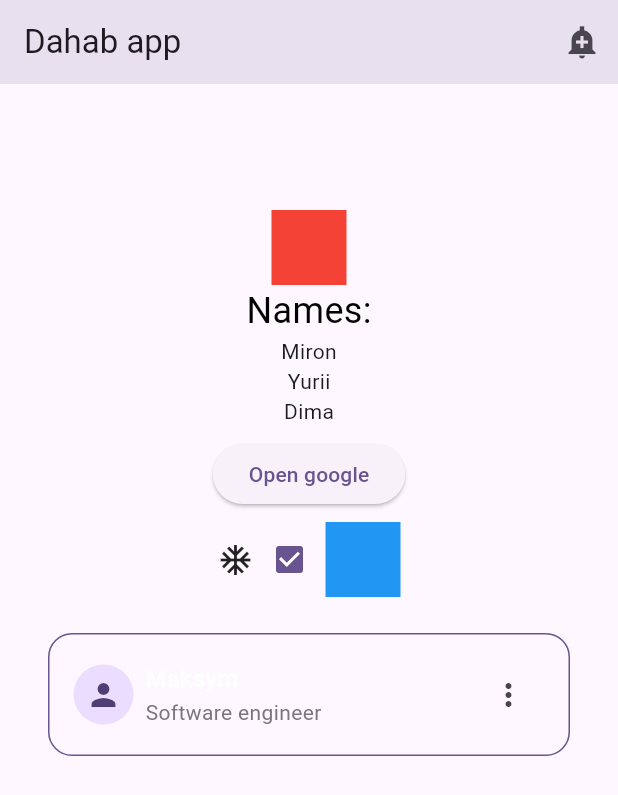
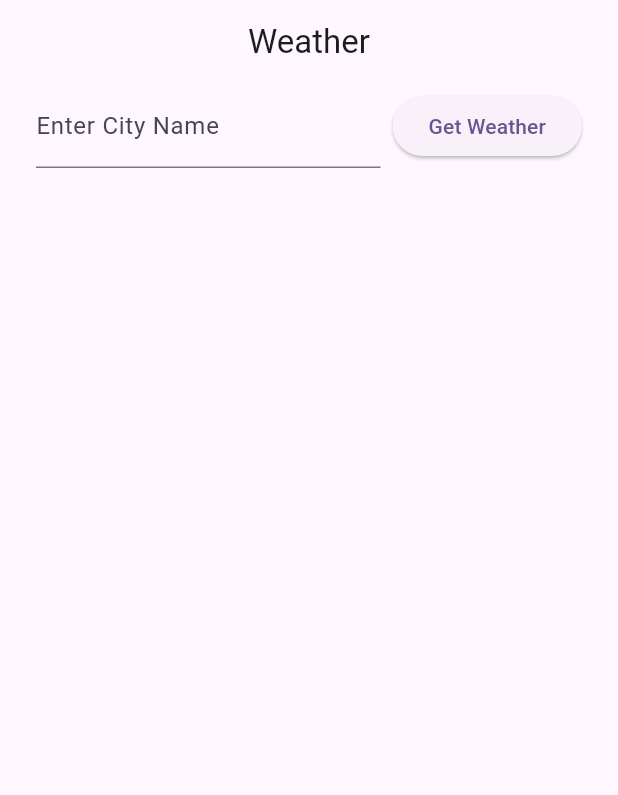
Before and after one commit to swat-cat/dahab_kids, a Flutter app: the screen it shows after launch, on a phone screen of 412 x 824 dp. Shown: the top 795 px of the screen. Run offline on Flutter 3.47's test engine with Material 3 defaults, Android fonts, the phone set to English and light mode, and no system bars; our stand-ins replace connectivity_plus, dio, responsive_framework; missing offline and left inert: image_picker_web.

Commit message:
add viewmodel

```diff
--- a/lib/data/repositories/weather_repository_impl.dart
+++ b/lib/data/repositories/weather_repository_impl.dart
@@ -16,11 +16,15 @@ class WeatherRepositoryImpl extends WeatherRepository {
 
   @override
   Future<Resource<Weather>> getWeatherByCityName(String city) async {
-    final response = await restClient.get("/weather", queryParams: {
-      "q": city,
-      "units": "metric",
-      "appid": ""
-    });
-    return response as Resource<Weather>;
+    final response = await restClient.get<Weather>(
+      "/weather",
+      Weather.fromJson,
+      queryParams: {
+        "q": city,
+        "units": "metric",
+        "appid": "3cab920f08c583f46619881febca9f2a"
+      },
+    );
+    return response;
   }
 }
--- a/lib/data/rest_client.dart
+++ b/lib/data/rest_client.dart
@@ -13,6 +13,8 @@ class RestClient {
     _dio.options.connectTimeout = const Duration(seconds: 10);
     _dio.options.receiveTimeout = const Duration(seconds: 10);
     _dio.options.headers = {
+      "Access-Control-Allow-Origin": "*",
+      "Access-Control-Allow-Methods": "POST, GET",
       'Content-Type': 'application/json',
       // Add other headers if needed
     };
@@ -23,18 +25,18 @@ class RestClient {
     return connectivityResult != ConnectivityResult.none;
   }
 
-  Future<Resource<T>> get<T>(String endpointOrUrl,
+  Future<Resource<T>> get<T>(String endpointOrUrl, T Function(dynamic) fromJson,
       {Map<String, dynamic>? queryParams}) async {
     if (!await _isConnected()) {
       return Resource.noConnection('No Internet connection');
     }
-
+    final url = _getFullUrl(endpointOrUrl);
     try {
-      final response = await _dio.get<T>(
-        _getFullUrl(endpointOrUrl),
+      final response = await _dio.get(
+        url,
         queryParameters: queryParams,
       );
-      return Resource.success(response.data as T);
+      return Resource.success(fromJson(response.data));
     } on DioException catch (e) {
       return Resource.httpError(_handleError(e));
     } catch (e) {
--- a/lib/domain/dto/weather.dart
+++ b/lib/domain/dto/weather.dart
@@ -1,7 +1,7 @@
 class Weather {
   Weather({
     Coord? coord,
-    List<Weather>? weather,
+    List<WeatherData>? weather,
     String? base,
     Main? main,
     int? visibility,
@@ -34,7 +34,7 @@ class Weather {
     if (json['weather'] != null) {
       _weather = [];
       json['weather'].forEach((v) {
-        _weather?.add(Weather.fromJson(v));
+        _weather?.add(WeatherData.fromJson(v));
       });
     }
     _base = json['base'];
@@ -49,9 +49,8 @@ class Weather {
     _name = json['name'];
     _cod = json['cod'];
   }
-
   Coord? _coord;
-  List<Weather>? _weather;
+  List<WeatherData>? _weather;
   String? _base;
   Main? _main;
   int? _visibility;
@@ -66,7 +65,7 @@ class Weather {
 
   Weather copyWith({
     Coord? coord,
-    List<Weather>? weather,
+    List<WeatherData>? weather,
     String? base,
     Main? main,
     int? visibility,
@@ -94,31 +93,19 @@ class Weather {
         name: name ?? _name,
         cod: cod ?? _cod,
       );
-
   Coord? get coord => _coord;
 
-  List<Weather>? get weather => _weather;
-
+  List<WeatherData>? get weather => _weather;
   String? get base => _base;
-
   Main? get main => _main;
-
   int? get visibility => _visibility;
-
   Wind? get wind => _wind;
-
   Clouds? get clouds => _clouds;
-
   int? get dt => _dt;
-
   Sys? get sys => _sys;
-
   int? get timezone => _timezone;
-
   int? get id => _id;
-
   String? get name => _name;
-
   int? get cod => _cod;
 
   Map<String, dynamic> toJson() {
@@ -168,7 +155,6 @@ class Sys {
     _sunrise = json['sunrise'];
     _sunset = json['sunset'];
   }
-
   String? _country;
   int? _sunrise;
   int? _sunset;
@@ -183,11 +169,8 @@ class Sys {
         sunrise: sunrise ?? _sunrise,
         sunset: sunset ?? _sunset,
       );
-
   String? get country => _country;
-
   int? get sunrise => _sunrise;
-
   int? get sunset => _sunset;
 
   Map<String, dynamic> toJson() {
@@ -209,7 +192,6 @@ class Clouds {
   Clouds.fromJson(dynamic json) {
     _all = json['all'];
   }
-
   int? _all;
 
   Clouds copyWith({
@@ -218,7 +200,6 @@ class Clouds {
       Clouds(
         all: all ?? _all,
       );
-
   int? get all => _all;
 
   Map<String, dynamic> toJson() {
@@ -244,7 +225,6 @@ class Wind {
     _deg = json['deg'];
     _gust = json['gust'];
   }
-
   double? _speed;
   int? _deg;
   double? _gust;
@@ -259,11 +239,8 @@ class Wind {
         deg: deg ?? _deg,
         gust: gust ?? _gust,
       );
-
   double? get speed => _speed;
-
   int? get deg => _deg;
-
   double? get gust => _gust;
 
   Map<String, dynamic> toJson() {
@@ -306,7 +283,6 @@ class Main {
     _seaLevel = json['sea_level'];
     _grndLevel = json['grnd_level'];
   }
-
   double? _temp;
   double? _feelsLike;
   double? _tempMin;
@@ -336,21 +312,13 @@ class Main {
         seaLevel: seaLevel ?? _seaLevel,
         grndLevel: grndLevel ?? _grndLevel,
       );
-
   double? get temp => _temp;
-
   double? get feelsLike => _feelsLike;
-
   double? get tempMin => _tempMin;
-
   double? get tempMax => _tempMax;
-
   int? get pressure => _pressure;
-
   int? get humidity => _humidity;
-
   int? get seaLevel => _seaLevel;
-
   int? get grndLevel => _grndLevel;
 
   Map<String, dynamic> toJson() {
@@ -363,6 +331,62 @@ class Main {
     map['humidity'] = _humidity;
     map['sea_level'] = _seaLevel;
     map['grnd_level'] = _grndLevel;
+    return map;
+  }
+}
+
+class WeatherData {
+  WeatherData({
+    int? id,
+    String? main,
+    String? description,
+    String? icon,
+  }) {
+    _id = id;
+    _main = main;
+    _description = description;
+    _icon = icon;
+  }
+
+  WeatherData.fromJson(dynamic json) {
+    _id = json['id'];
+    _main = json['main'];
+    _description = json['description'];
+    _icon = json['icon'];
+  }
+
+  int? _id;
+  String? _main;
+  String? _description;
+  String? _icon;
+
+  WeatherData copyWith({
+    int? id,
+    String? main,
+    String? description,
+    String? icon,
+  }) =>
+      WeatherData(
+        id: id ?? _id,
+        main: main ?? _main,
+        description: description ?? _description,
+        icon: icon ?? _icon,
+      );
+
+  int? get id => _id;
+
+  String? get main => _main;
+
+  String? get description => _description;
+
+  String? get icon => _icon;
+
+  Map<String, dynamic> toJson() {
+    final map = <String, dynamic>{};
+    map['id'] = _id;
+    map['main'] = _main;
+    map['description'] = _description;
+    map['icon'] = _icon;
     return map;
   }
 }
@@ -380,7 +404,6 @@ class Coord {
     _lon = json['lon'];
     _lat = json['lat'];
   }
-
   double? _lon;
   double? _lat;
 
@@ -392,9 +415,7 @@ class Coord {
         lon: lon ?? _lon,
         lat: lat ?? _lat,
       );
-
   double? get lon => _lon;
-
   double? get lat => _lat;
 
   Map<String, dynamic> toJson() {
--- a/lib/domain/models/resource.dart
+++ b/lib/domain/models/resource.dart
@@ -1,4 +1,5 @@
 enum Status {
+  initial,
   success,
   noConnection,
   httpError,
@@ -11,6 +12,10 @@ class Resource<T> {
   final String? message;
 
   Resource._({required this.status, this.data, this.message});
+
+  factory Resource.initial() {
+    return Resource._(status: Status.initial);
+  }
 
   factory Resource.success(T data) {
     return Resource._(status: Status.success, data: data);
--- a/lib/main.dart
+++ b/lib/main.dart
@@ -1,5 +1,10 @@
-import 'package:dahab_kids/ui/home.dart';
+import 'package:dahab_kids/data/repositories/weather_repository_impl.dart';
+import 'package:dahab_kids/data/rest_client.dart';
+import 'package:dahab_kids/ui/weather/weather_screen.dart';
+import 'package:dahab_kids/ui/weather/weather_viewmodel.dart';
 import 'package:flutter/material.dart';
+import 'package:provider/provider.dart';
+import 'package:responsive_framework/responsive_framework.dart';
 
 void main() {
   runApp(const MyApp());
@@ -18,7 +23,19 @@ class MyApp extends StatelessWidget {
         colorScheme: ColorScheme.fromSeed(seedColor: Colors.deepPurple),
         useMaterial3: true,
       ),
-      home: const Home(),
+      home: ResponsiveBreakpoints.builder(
+        child: ChangeNotifierProvider(
+          create: (_) => WeatherViewmodel(WeatherRepositoryImpl(
+              RestClient("https://api.openweathermap.org/data/2.5"))),
+          child: WeatherScreen(),
+        ),
+        breakpoints: [
+          const Breakpoint(start: 0, end: 450, name: MOBILE),
+          const Breakpoint(start: 451, end: 800, name: TABLET),
+          const Breakpoint(start: 801, end: 1920, name: DESKTOP),
+          const Breakpoint(start: 1921, end: double.infinity, name: '4K'),
+        ],
+      ),
     );
   }
 }
--- /dev/null
+++ b/lib/ui/weather/weather_screen.dart
@@ -0,0 +1,77 @@
+import 'package:dahab_kids/domain/models/resource.dart';
+import 'package:dahab_kids/ui/weather/weather_viewmodel.dart';
+import 'package:flutter/material.dart';
+import 'package:provider/provider.dart';
+
+class WeatherScreen extends StatelessWidget {
+  WeatherScreen({Key? key}) : super(key: key);
+
+  TextEditingController cityController = TextEditingController();
+
+  @override
+  Widget build(BuildContext context) {
+    return Scaffold(
+      appBar: AppBar(
+        title: const Text("Weather"),
+        centerTitle: true,
+      ),
+      body: Consumer<WeatherViewmodel>(
+        builder: (context, viewModel, child) {
+          return SingleChildScrollView(
+            child: Column(
+              children: [
+                Row(
+                  mainAxisSize: MainAxisSize.max,
+                  children: [
+                    Expanded(
+                      child: Padding(
+                        padding: const EdgeInsets.only(left: 24.0, right: 8.0),
+                        child: TextField(
+                          controller: cityController,
+                          decoration:
+                              InputDecoration(labelText: 'Enter City Name'),
+                          onSubmitted: (value) {
+                            // Trigger the API call when the user submits a city name
+                            context
+                                .read<WeatherViewmodel>()
+                                .fetchWeather(value);
+                          },
+                        ),
+                      ),
+                    ),
+                    Padding(
+                      padding: const EdgeInsets.only(right: 24.0),
+                      child: ElevatedButton(
+                          onPressed: () async {
+                            await context
+                                .read<WeatherViewmodel>()
+                                .fetchWeather(cityController.text);
+                            if (viewModel.weather.status != Status.success &&
+                                !viewModel.isLoading) {
+                              showDialog(
+                                  context: context,
+                                  builder: (context) => AlertDialog(
+                                        title: Text(viewModel.weather.message ??
+                                            "Error"),
+                                      ));
+                            }
+                          },
+                          child: Text("Get Weather")),
+                    )
+                  ],
+                ),
+                if (viewModel.isLoading)
+                  const Padding(
+                    padding: EdgeInsets.only(top: 32.0),
+                    child: CircularProgressIndicator(),
+                  ),
+                if (viewModel.weather.status == Status.success)
+                  Text(viewModel.weather.data?.main?.temp?.toString() ?? "")
+              ],
+            ),
+          );
+        },
+      ),
+    );
+  }
+}
--- /dev/null
+++ b/lib/ui/weather/weather_viewmodel.dart
@@ -0,0 +1,27 @@
+import 'package:dahab_kids/domain/models/resource.dart';
+import 'package:dahab_kids/domain/repositories/weather_repository.dart';
+import 'package:flutter/cupertino.dart';
+
+import '../../domain/dto/weather.dart';
+
+class WeatherViewmodel extends ChangeNotifier {
+  bool isLoading = false;
+  Resource<Weather> weather = Resource.initial();
+  WeatherRepository repository;
+
+  WeatherViewmodel(this.repository);
+
+  Future fetchWeather(String city) async {
+    if (city.isEmpty) {
+      weather = Resource.initial();
+      notifyListeners();
+    }
+    if (city.length >= 3) {
+      isLoading = true;
+      notifyListeners();
+      weather = await repository.getWeatherByCityName(city);
+      isLoading = false;
+      notifyListeners();
+    }
+  }
+}
--- a/pubspec.yaml
+++ b/pubspec.yaml
@@ -19,6 +19,9 @@ dependencies:
   image_picker_web: ^4.0.0
   dio: ^5.6.0
   connectivity_plus: ^6.0.5
+  provider: ^6.1.2
+  responsive_builder: ^0.7.1
+  responsive_framework: ^1.4.0
 
 dev_dependencies:
   flutter_test:
```
Also changed, not shown: pubspec.lock.
